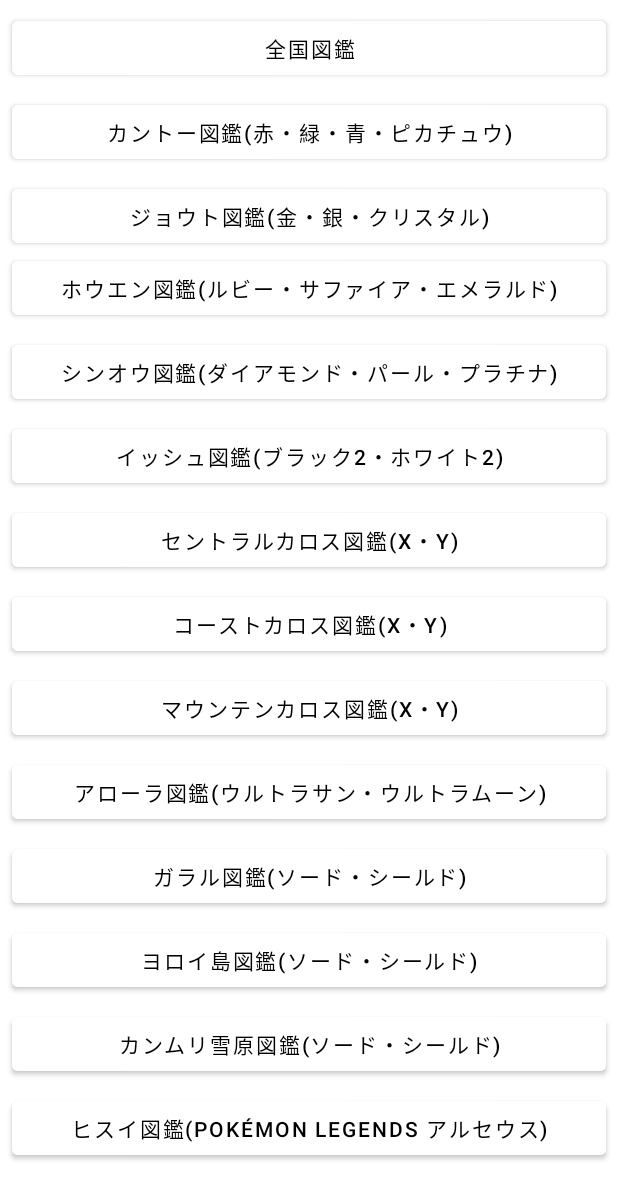
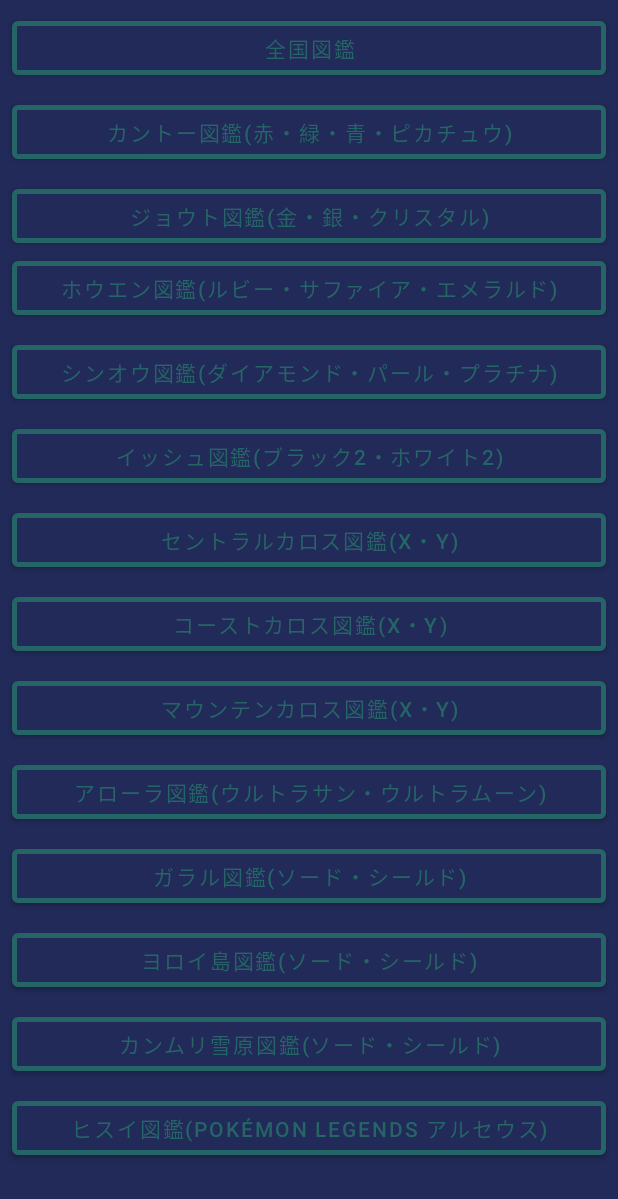
Before and after one commit to s21015/PokemonQuizApp, an Android app: the GenerationScreen screen opened through its navigation route, on a phone screen of 412 x 824 dp. Shown: the top 1199 px of the screen. Run offline under Robolectric (Android 15) with nearby library versions, the light colour scheme and no system bars.

Commit message:
デザインを変更

```diff
--- a/app/src/main/res/layout/fragment_generation_screen.xml
+++ b/app/src/main/res/layout/fragment_generation_screen.xml
@@ -4,6 +4,7 @@
     xmlns:tools="http://schemas.android.com/tools"
     android:layout_width="match_parent"
     android:layout_height="match_parent"
+    android:background="#212A58"
     tools:context=".GenerationScreen">
 
     <ScrollView
@@ -26,9 +27,11 @@
                 android:layout_marginStart="8dp"
                 android:layout_marginTop="8dp"
                 android:layout_marginEnd="8dp"
-                android:backgroundTint="@color/white"
+                android:backgroundTint="#212A58"
                 android:text="Button"
-                android:textColor="@color/black" />
+                android:textColor="#256566"
+                app:strokeColor="#256566"
+                app:strokeWidth="3dp"/>
 
             <Button
                 android:id="@+id/kantoBtn"
@@ -37,9 +40,11 @@
                 android:layout_marginStart="8dp"
                 android:layout_marginTop="8dp"
                 android:layout_marginEnd="8dp"
-                android:backgroundTint="@color/white"
+                android:backgroundTint="#212A58"
                 android:text="Button"
-                android:textColor="@color/black" />
+                android:textColor="#256566"
+                app:strokeColor="#256566"
+                app:strokeWidth="3dp"/>
 
             <Button
                 android:id="@+id/zyoutoBtn"
@@ -48,9 +53,11 @@
                 android:layout_marginStart="8dp"
                 android:layout_marginTop="8dp"
                 android:layout_marginEnd="8dp"
-                android:backgroundTint="@color/white"
+                android:backgroundTint="#212A58"
                 android:text="Button"
-                android:textColor="@color/black"/>
+                android:textColor="#256566"
+                app:strokeColor="#256566"
+                app:strokeWidth="3dp"/>
 
             <Button
                 android:id="@+id/houenBtn"
@@ -58,9 +65,11 @@
                 android:layout_height="wrap_content"
                 android:layout_marginStart="8dp"
                 android:layout_marginEnd="8dp"
-                android:backgroundTint="@color/white"
+                android:backgroundTint="#212A58"
                 android:text="Button"
-                android:textColor="@color/black" />
+                android:textColor="#256566"
+                app:strokeColor="#256566"
+                app:strokeWidth="3dp"/>
 
             <Button
                 android:id="@+id/sinouBtn"
@@ -69,9 +78,11 @@
                 android:layout_marginStart="8dp"
                 android:layout_marginTop="8dp"
                 android:layout_marginEnd="8dp"
-                android:backgroundTint="@color/white"
+                android:backgroundTint="#212A58"
                 android:text="Button"
-                android:textColor="@color/black" />
+                android:textColor="#256566"
+                app:strokeColor="#256566"
+                app:strokeWidth="3dp"/>
 
             <Button
                 android:id="@+id/issyuBtn"
@@ -80,9 +91,11 @@
                 android:layout_marginStart="8dp"
                 android:layout_marginTop="8dp"
                 android:layout_marginEnd="8dp"
-                android:backgroundTint="@color/white"
+                android:backgroundTint="#212A58"
                 android:text="Button"
-                android:textColor="@color/black" />
+                android:textColor="#256566"
+                app:strokeColor="#256566"
+                app:strokeWidth="3dp"/>
 
             <Button
                 android:id="@+id/sentratuBtn"
@@ -91,9 +104,11 @@
                 android:layout_marginStart="8dp"
                 android:layout_marginTop="8dp"
                 android:layout_marginEnd="8dp"
-                android:backgroundTint="@color/white"
+                android:backgroundTint="#212A58"
                 android:text="Button"
-                android:textColor="@color/black" />
+                android:textColor="#256566"
+                app:strokeColor="#256566"
+                app:strokeWidth="3dp"/>
 
             <Button
                 android:id="@+id/kosutoBtn"
@@ -102,9 +117,11 @@
                 android:layout_marginStart="8dp"
                 android:layout_marginTop="8dp"
                 android:layout_marginEnd="8dp"
-                android:backgroundTint="@color/white"
+                android:backgroundTint="#212A58"
                 android:text="Button"
-                android:textColor="@color/black" />
+                android:textColor="#256566"
+                app:strokeColor="#256566"
+                app:strokeWidth="3dp"/>
 
             <Button
                 android:id="@+id/mauntenBtn"
@@ -113,9 +130,11 @@
                 android:layout_marginStart="8dp"
                 android:layout_marginTop="8dp"
                 android:layout_marginEnd="8dp"
-                android:backgroundTint="@color/white"
+                android:backgroundTint="#212A58"
                 android:text="Button"
-                android:textColor="@color/black"/>
+                android:textColor="#256566"
+                app:strokeColor="#256566"
+                app:strokeWidth="3dp"/>
 
             <Button
                 android:id="@+id/aroraBtn"
@@ -124,9 +143,11 @@
                 android:layout_marginStart="8dp"
                 android:layout_marginTop="8dp"
                 android:layout_marginEnd="8dp"
-                android:backgroundTint="@color/white"
+                android:backgroundTint="#212A58"
                 android:text="Button"
-                android:textColor="@color/black"/>
+                android:textColor="#256566"
+                app:strokeColor="#256566"
+                app:strokeWidth="3dp"/>
 
             <Button
                 android:id="@+id/gararuBtn"
@@ -135,9 +156,11 @@
                 android:layout_marginStart="8dp"
                 android:layout_marginTop="8dp"
                 android:layout_marginEnd="8dp"
-                android:backgroundTint="@color/white"
+                android:backgroundTint="#212A58"
                 android:text="Button"
-                android:textColor="@color/black" />
+                android:textColor="#256566"
+                app:strokeColor="#256566"
+                app:strokeWidth="3dp"/>
 
             <Button
                 android:id="@+id/yoroiBtn"
@@ -146,9 +169,11 @@
                 android:layout_marginStart="8dp"
                 android:layout_marginTop="8dp"
                 android:layout_marginEnd="8dp"
-                android:backgroundTint="@color/white"
+                android:backgroundTint="#212A58"
                 android:text="Button"
-                android:textColor="@color/black" />
+                android:textColor="#256566"
+                app:strokeColor="#256566"
+                app:strokeWidth="3dp"/>
 
             <Button
                 android:id="@+id/kanmuriBtn"
@@ -157,9 +182,11 @@
                 android:layout_marginStart="8dp"
                 android:layout_marginTop="8dp"
                 android:layout_marginEnd="8dp"
-                android:backgroundTint="@color/white"
+                android:backgroundTint="#212A58"
                 android:text="Button"
-                android:textColor="@color/black" />
+                android:textColor="#256566"
+                app:strokeColor="#256566"
+                app:strokeWidth="3dp"/>
 
             <Button
                 android:id="@+id/hisuiBtn"
@@ -168,9 +195,11 @@
                 android:layout_marginStart="8dp"
                 android:layout_marginTop="8dp"
                 android:layout_marginEnd="8dp"
-                android:backgroundTint="@color/white"
+                android:backgroundTint="#212A58"
                 android:text="Button"
-                android:textColor="@color/black"/>
+                android:textColor="#256566"
+                app:strokeColor="#256566"
+                app:strokeWidth="3dp" />
 
         </LinearLayout>
     </ScrollView>
```
Also changed, not shown: app/src/main/java/jp/ac/it_college/std/s21015/pokemonquizapp/QuizScreen.kt (+2 -5 lines), app/src/main/res/layout/fragment_quiz_screen.xml (+40 -16 lines), app/src/main/res/layout/fragment_result_screen.xml (+9 -4 lines), app/src/main/res/layout/fragment_title_screen.xml (+20 -19 lines), app/src/main/res/drawable/_669995050366.png (added), app/src/main/res/drawable/_669996506675.png (added), app/src/main/res/drawable/pokemon.png (added), app/src/main/res/drawable/pokemon_logo_png3.webp (added), app/src/main/res/drawable/whoisthat.png (added).
